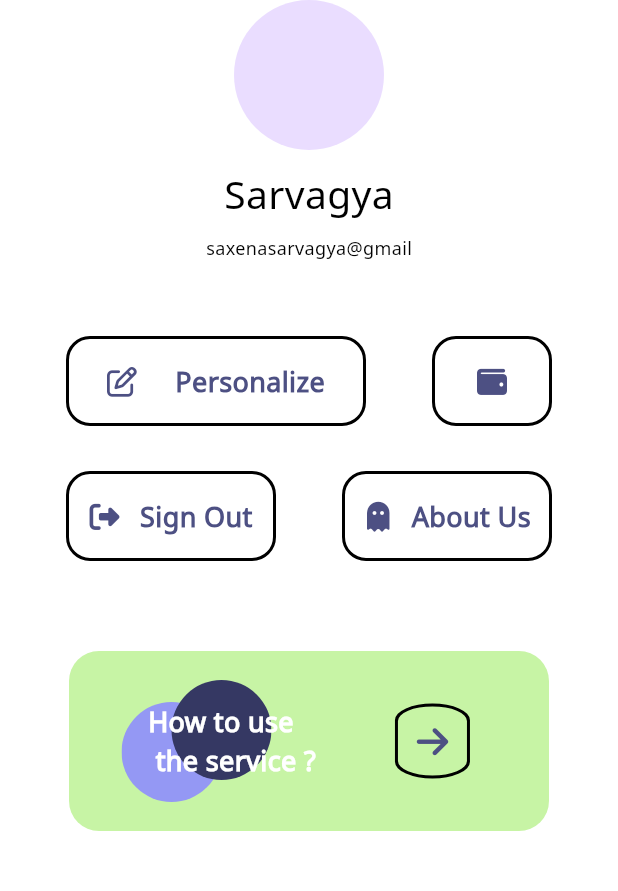
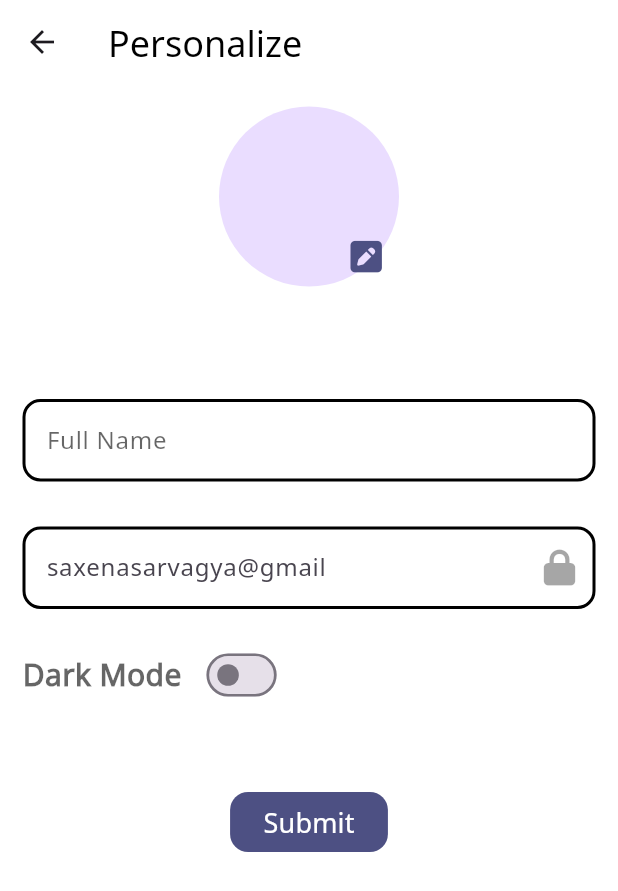
Before and after one commit to Kaizoku01/PayPlan, a Flutter app: the ProfileScreen widget shown alone on an empty page, opened directly, after a tap on "Personalize", on a phone screen of 412 x 824 dp. Shown: the top 891 px of the screen. Run offline on Flutter 3.47's test engine with Material 3 defaults, Android fonts, the phone set to English and light mode, and no system bars; our stand-ins replace flutter_svg, font_awesome_flutter, sliding_clipped_nav_bar, syncfusion_flutter_charts, syncfusion_flutter_gauges.

Commit message:
personalize-screen

```diff
--- a/lib/common/routes.dart
+++ b/lib/common/routes.dart
@@ -1,5 +1,6 @@
 import 'package:flutter/material.dart';
 import 'package:pay_plan/screens/bottom_nav_bar_wrapper/bottom_nav_bar_wrapper.dart';
+import 'package:pay_plan/screens/personalize_screen/personalize_screen.dart';
 
 import '../screens/signup_screen/signup_screen.dart';
 
@@ -16,6 +17,11 @@ class Routes {
           return const BottomNavBarWrapper();
         }
         );
+      case PersonalizeScreen.routeName:
+        return MaterialPageRoute(builder: (BuildContext context) {
+          return const PersonalizeScreen();
+        }
+        );
       default:
         return null;
     }
--- /dev/null
+++ b/lib/screens/personalize_screen/personalize_screen.dart
@@ -0,0 +1,162 @@
+import 'package:flutter/material.dart';
+import 'package:font_awesome_flutter/font_awesome_flutter.dart';
+import 'package:pay_plan/common/theme/app_color_scheme.dart';
+import 'package:pay_plan/common/theme/app_text_theme.dart';
+
+class PersonalizeScreen extends StatelessWidget {
+  const PersonalizeScreen({super.key});
+
+  static const String routeName = "personalize_screen";
+
+  @override
+  Widget build(BuildContext context) {
+    return Scaffold(
+      appBar: AppBar(
+        title: Text(
+          "Personalize",
+          style: PayPlanTextTheme.appTextTheme(
+                  PayPlanColorScheme.font1Theme(context), context)
+              .headlineLarge,
+        ),
+      ),
+      body: Center(
+        child: Padding(
+          padding: const EdgeInsets.symmetric(horizontal: 15.0),
+          child: Column(
+            children: [
+              Padding(
+                padding: const EdgeInsets.only(top: 15.0),
+                child: Stack(
+                  alignment: Alignment.bottomRight,
+                  children: [
+                    const CircleAvatar(radius: 60),
+                    Positioned(
+                      bottom: 8,
+                      right: 10,
+                      child: Icon(
+                        FontAwesomeIcons.squarePen,
+                        color: PayPlanColorScheme.lightPrimaryColor1,
+                      ),
+                    )
+                  ],
+                ),
+              ),
+              Padding(
+                padding: const EdgeInsets.only(top: 75.0),
+                child: InputFormFields(
+                  labelText: 'Full Name',
+                ),
+              ),
+              Padding(
+                padding: const EdgeInsets.only(top: 30.0),
+                child: InputFormFields(
+                  // labelText: 'Email',
+                  readOnly: true,
+                ),
+              ),
+              Padding(
+                padding: const EdgeInsets.symmetric(vertical: 20.0),
+                child: Row(
+                  children: [
+                    Text(
+                      "Dark Mode",
+                      style: PayPlanTextTheme.appTextTheme(
+                              PayPlanColorScheme.font1Theme(context)
+                                  .withOpacity(0.6),
+                              context)
+                          .headlineMedium!
+                          .copyWith(fontWeight: FontWeight.bold),
+                    ),
+                    const SizedBox(width: 10),
+                    Transform.scale(
+                      scale: 0.9,
+                      child: Switch(
+                        value: false,
+                        onChanged: (val) {},
+                      ),
+                    ),
+                  ],
+                ),
+              ),
+              const SizedBox(height: 30),
+              ElevatedButton(
+                style: ElevatedButton.styleFrom(
+                    backgroundColor:
+                        PayPlanColorScheme.wealthCardTheme(context),
+                    elevation: 0,
+                    shape: RoundedRectangleBorder(
+                        borderRadius: BorderRadius.circular(12))),
+                onPressed: () {
+                  //todo: update personal details
+                },
+                child: Text(
+                  "Submit",
+                  style: PayPlanTextTheme.appTextTheme(
+                          PayPlanColorScheme.font2Theme(context), context)
+                      .bodyMedium,
+                ),
+              )
+            ],
+          ),
+        ),
+      ),
+    );
+  }
+}
+
+class InputFormFields extends StatelessWidget {
+  InputFormFields({
+    super.key,
+    this.labelText,
+    this.readOnly = false,
+  });
+
+  final String? labelText;
+
+  final bool readOnly;
+
+  final TextEditingController _controller = TextEditingController();
+
+  @override
+  Widget build(BuildContext context) {
+    return SizedBox(
+      height: 55,
+      child: TextFormField(
+        controller: _controller,
+        readOnly: readOnly,
+        style: PayPlanTextTheme.appTextTheme(
+                PayPlanColorScheme.font1Theme(context), context)
+            .labelLarge,
+        cursorColor: Colors.black,
+        cursorHeight: 20,
+        decoration: InputDecoration(
+          suffixIcon: readOnly
+              ? Icon(
+                  FontAwesomeIcons.lock,
+                  color:
+                      PayPlanColorScheme.font1Theme(context).withOpacity(0.35),
+                )
+              : null,
+          label: labelText != null ? Text(labelText!) : null,
+          hintText: labelText == null ? "saxenasarvagya@gmail" : null,
+          labelStyle: PayPlanTextTheme.appTextTheme(
+                  PayPlanColorScheme.font1Theme(context).withOpacity(0.6),
+                  context)
+              .labelLarge,
+          focusedBorder: OutlineInputBorder(
+            borderRadius: BorderRadius.circular(12.0),
+            borderSide: BorderSide(
+                color: PayPlanColorScheme.font1Theme(context), width: 2),
+          ),
+          enabledBorder: OutlineInputBorder(
+            borderRadius: BorderRadius.circular(12.0),
+            borderSide: BorderSide(
+              color: PayPlanColorScheme.font1Theme(context),
+              width: 2,
+            ),
+          ),
+        ),
+      ),
+    );
+  }
+}
--- a/lib/screens/profile_screen/profile_screen.dart
+++ b/lib/screens/profile_screen/profile_screen.dart
@@ -1,5 +1,6 @@
 import 'package:flutter/material.dart';
 import 'package:font_awesome_flutter/font_awesome_flutter.dart';
+import 'package:pay_plan/screens/personalize_screen/personalize_screen.dart';
 import 'package:pay_plan/screens/profile_screen/widgets/profile_button.dart';
 import 'package:pay_plan/screens/profile_screen/widgets/use_service_card_button.dart';
 
@@ -13,7 +14,7 @@ class ProfileScreen extends StatelessWidget {
   Widget build(BuildContext context) {
     return Column(
       children: [
-        const CircleAvatar(radius: 50),
+        const CircleAvatar(radius: 55),
         const SizedBox(height: 10),
         Text('Sarvagya',
             style: PayPlanTextTheme.appTextTheme(
@@ -45,7 +46,7 @@ class ProfileScreen extends StatelessWidget {
                 ),
               ),
               onTap: () {
-                //TODO: PERSONALIZE SCREEN ROUTE
+                Navigator.pushNamed(context, PersonalizeScreen.routeName);
               },
             ),
             ProfileButton(
```
Also changed, not shown: lib/screens/about_us_screen/about_us_screen.dart (added), lib/screens/wallet_screen/wallet_screen.dart (added).
